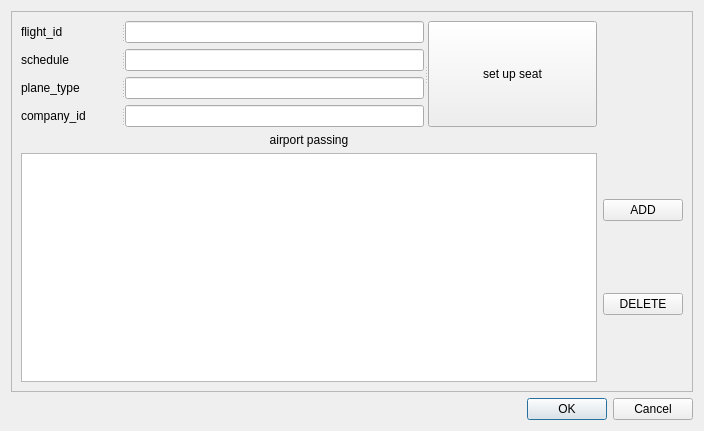
First picture: the form in modflight.ui, repository Aloereed/Flightman_Platform_DATA130039, before the edit.
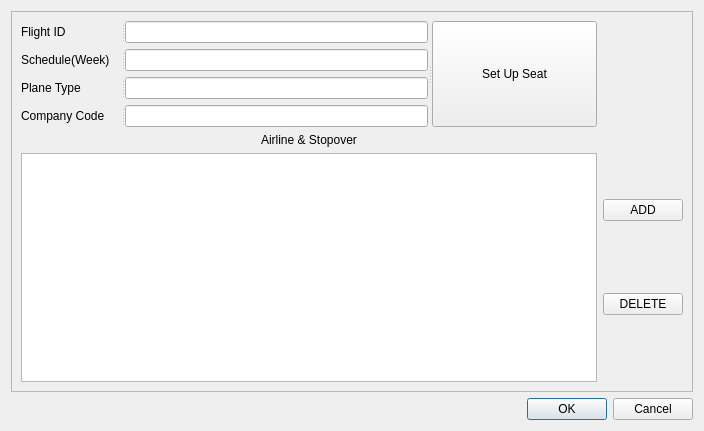
Second picture: the form after the edit.

Patch:
```diff
--- a/modflight.ui
+++ b/modflight.ui
@@ -28,7 +28,7 @@
         <item>
          <widget class="QLabel" name="label">
           <property name="text">
-           <string>airport passing</string>
+           <string>Airline &amp; Stopover</string>
           </property>
           <property name="alignment">
            <set>Qt::AlignCenter</set>
@@ -90,7 +90,7 @@
               </size>
              </property>
              <property name="text">
-              <string>flight_id</string>
+              <string>Flight ID</string>
              </property>
             </widget>
             <widget class="QLineEdit" name="flight_id">
@@ -137,7 +137,7 @@
               </size>
              </property>
              <property name="text">
-              <string>schedule</string>
+              <string>Schedule(Week)</string>
              </property>
             </widget>
             <widget class="QLineEdit" name="schedule">
@@ -181,7 +181,7 @@
               </size>
              </property>
              <property name="text">
-              <string>plane_type</string>
+              <string>Plane Type</string>
              </property>
             </widget>
             <widget class="QLineEdit" name="planetype">
@@ -228,7 +228,7 @@
               </size>
              </property>
              <property name="text">
-              <string>company_id</string>
+              <string>Company Code</string>
              </property>
             </widget>
             <widget class="QLineEdit" name="company_id">
@@ -254,7 +254,7 @@
         </widget>
         <widget class="QPushButton" name="seat">
          <property name="text">
-          <string>set up seat</string>
+          <string>Set Up Seat</string>
          </property>
         </widget>
        </widget>
```
Left out of the diff: 2 changed lines with no effect on the pictures.
